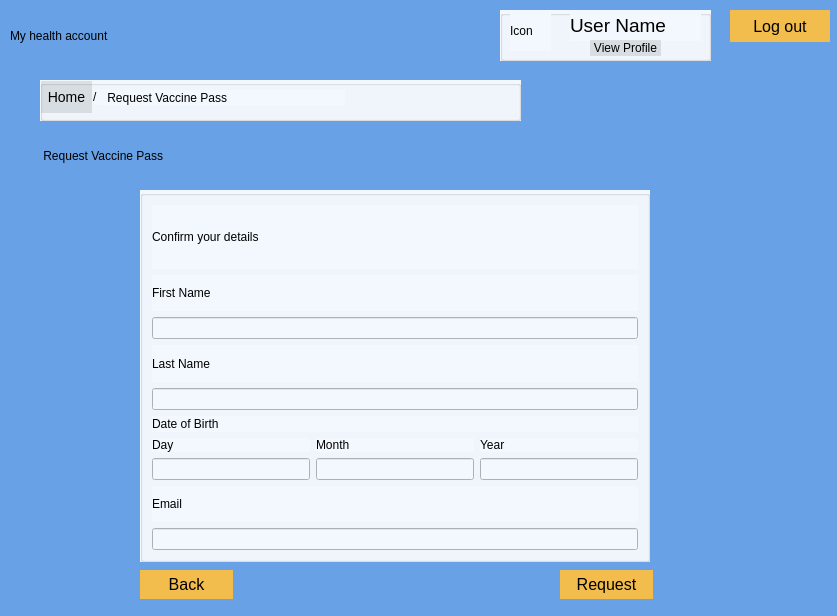
Above: userrequestvaccinepass.ui from Darijan444/COV-19-Desktop_App before the change. Below: the same form after it.
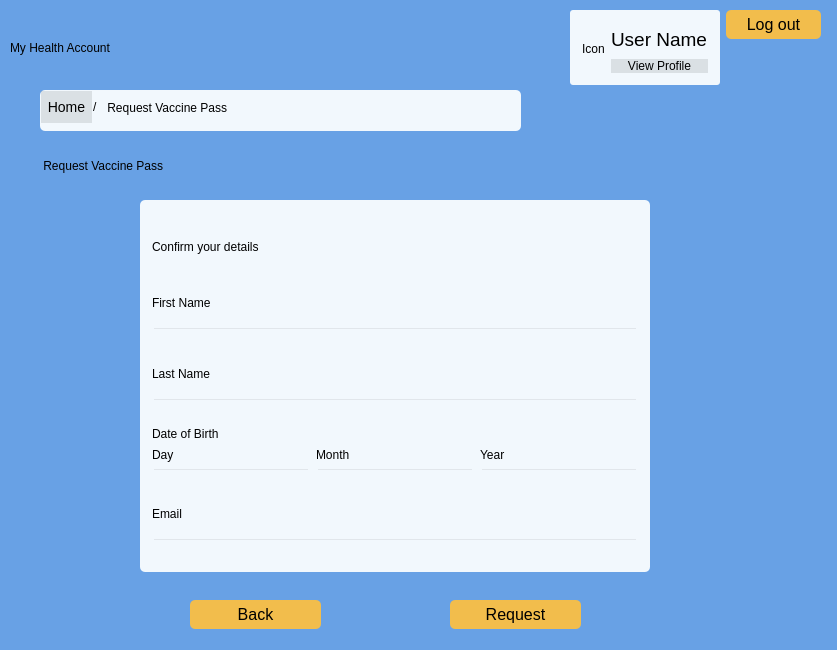
That is the form after the change.

What changed in the file:
```diff
--- a/userrequestvaccinepass.ui
+++ b/userrequestvaccinepass.ui
@@ -7,7 +7,7 @@
     <x>0</x>
     <y>0</y>
     <width>837</width>
-    <height>616</height>
+    <height>650</height>
    </rect>
   </property>
   <property name="windowTitle">
@@ -16,53 +16,20 @@
   <property name="styleSheet">
    <string notr="true">background-color: rgb(104, 161, 229);</string>
   </property>
-  <widget class="QPushButton" name="pushButtonLogout">
-   <property name="geometry">
-    <rect>
-     <x>730</x>
-     <y>10</y>
-     <width>100</width>
-     <height>32</height>
-    </rect>
-   </property>
-   <property name="styleSheet">
-    <string notr="true">QPushButton {
-
-    background-color: rgb(242, 189, 76); 
-
-    border: none; 
-
-    color: rgb(0, 0, 0); 
-
-    font: 16px;
-
-} 
-
-QPushButton:hover { 
-
-    background-color: rgb(245, 149, 66); 
-
-    border: none; 
-
-    color: rgb(0, 43, 255); 
-
-}</string>
-   </property>
-   <property name="text">
-    <string>Log out</string>
-   </property>
-  </widget>
   <widget class="QGroupBox" name="groupBox_2">
    <property name="geometry">
     <rect>
      <x>40</x>
-     <y>80</y>
+     <y>90</y>
      <width>481</width>
      <height>41</height>
     </rect>
    </property>
    <property name="styleSheet">
-    <string notr="true">background-color: rgb(242, 248, 253)</string>
+    <string notr="true">QGroupBox { 
+     border-radius: 5px; 
+	background-color: rgb(242, 248, 253);
+ } </string>
    </property>
    <property name="title">
     <string/>
@@ -76,6 +43,9 @@
       <height>16</height>
      </rect>
     </property>
+    <property name="styleSheet">
+     <string notr="true">background-color: rgb(242, 248, 253,0)</string>
+    </property>
     <property name="text">
      <string>/</string>
     </property>
@@ -90,7 +60,7 @@
      </rect>
     </property>
     <property name="styleSheet">
-     <string notr="true">background-color: rgb(242, 248, 253)</string>
+     <string notr="true">background-color: rgb(242, 248, 253, 0)</string>
     </property>
     <property name="text">
      <string> Request Vaccine Pass</string>
@@ -128,7 +98,7 @@
    <property name="geometry">
     <rect>
      <x>40</x>
-     <y>140</y>
+     <y>150</y>
      <width>341</width>
      <height>31</height>
     </rect>
@@ -141,118 +111,20 @@
     <string> Request Vaccine Pass</string>
    </property>
   </widget>
-  <widget class="QLabel" name="label_6">
-   <property name="geometry">
-    <rect>
-     <x>10</x>
-     <y>10</y>
-     <width>331</width>
-     <height>51</height>
-    </rect>
-   </property>
-   <property name="styleSheet">
-    <string notr="true">font: 24pt &quot;.AppleSystemUIFont&quot;;
-background-color: rgb(104, 161, 229);</string>
-   </property>
-   <property name="text">
-    <string>My health account </string>
-   </property>
-  </widget>
-  <widget class="QGroupBox" name="groupBox_6">
-   <property name="geometry">
-    <rect>
-     <x>500</x>
-     <y>10</y>
-     <width>211</width>
-     <height>51</height>
-    </rect>
-   </property>
-   <property name="styleSheet">
-    <string notr="true">background-color: rgb(242, 248, 253)</string>
-   </property>
-   <property name="title">
-    <string/>
-   </property>
-   <widget class="QLabel" name="labelUserName">
-    <property name="geometry">
-     <rect>
-      <x>70</x>
-      <y>0</y>
-      <width>131</width>
-      <height>31</height>
-     </rect>
-    </property>
-    <property name="font">
-     <font>
-      <family>.AppleSystemUIFont</family>
-      <pointsize>14</pointsize>
-      <italic>false</italic>
-      <bold>false</bold>
-     </font>
-    </property>
-    <property name="styleSheet">
-     <string notr="true">font: 14pt &quot;.AppleSystemUIFont&quot;;
-background-color: rgb(242, 248, 253)</string>
-    </property>
-    <property name="text">
-     <string>User Name</string>
-    </property>
-   </widget>
-   <widget class="QLabel" name="labelIconUser">
-    <property name="geometry">
-     <rect>
-      <x>10</x>
-      <y>0</y>
-      <width>41</width>
-      <height>41</height>
-     </rect>
-    </property>
-    <property name="styleSheet">
-     <string notr="true">background-color: rgb(242, 248, 253)</string>
-    </property>
-    <property name="text">
-     <string>Icon</string>
-    </property>
-   </widget>
-   <widget class="QPushButton" name="pushButtonViewProfile">
-    <property name="geometry">
-     <rect>
-      <x>90</x>
-      <y>30</y>
-      <width>71</width>
-      <height>16</height>
-     </rect>
-    </property>
-    <property name="styleSheet">
-     <string notr="true">QPushButton {
-	background-color: rgb(0, 0, 0,0.1); 
-	border: none; 
-	color: rgb(0, 0, 0); 
-	font: 12px;
-} 
-
-QPushButton:hover { 
-	background-color: rgb(0, 0, 0, 0.1); 
-	border: none; 
-	color: rgb(0, 43, 255); 
-}</string>
-    </property>
-    <property name="text">
-     <string>View Profile</string>
-    </property>
-   </widget>
-  </widget>
   <widget class="QGroupBox" name="groupBox">
    <property name="geometry">
     <rect>
      <x>140</x>
-     <y>190</y>
+     <y>200</y>
      <width>510</width>
      <height>372</height>
     </rect>
    </property>
    <property name="styleSheet">
-    <string notr="true">background-color: rgb(242, 248, 253)</string>
+    <string notr="true">QGroupBox { 
+     border-radius: 5px; 
+	background-color: rgb(242, 248, 253);
+ } </string>
    </property>
    <property name="title">
     <string/>
@@ -263,7 +135,7 @@
       <item>
        <widget class="QLabel" name="label_2">
         <property name="styleSheet">
-         <string notr="true">background-color: rgb(242, 248, 253)</string>
+         <string notr="true">background-color: rgb(242, 248, 253, 0)</string>
         </property>
         <property name="text">
          <string>First Name</string>
@@ -273,7 +145,7 @@
       <item>
        <widget class="QLineEdit" name="lineEditFirstName">
         <property name="styleSheet">
-         <string notr="true">background-color: rgb(242, 248, 253)</string>
+         <string notr="true">background-color: rgb(242, 248, 253, 0)</string>
         </property>
        </widget>
       </item>
@@ -283,7 +155,7 @@
      <widget class="QLabel" name="label">
       <property name="styleSheet">
        <string notr="true">font: 16pt &quot;.AppleSystemUIFont&quot;;
-background-color: rgb(242, 248, 253)</string>
+background-color: rgb(242, 248, 253, 0)</string>
       </property>
       <property name="text">
        <string>Confirm your details</string>
@@ -295,7 +167,7 @@
       <item>
        <widget class="QLabel" name="label_12">
         <property name="styleSheet">
-         <string notr="true">background-color: rgb(242, 248, 253)</string>
+         <string notr="true">background-color: rgb(242, 248, 253, 0)</string>
         </property>
         <property name="text">
          <string>Email</string>
@@ -305,7 +177,7 @@
       <item>
        <widget class="QLineEdit" name="lineEditEmail">
         <property name="styleSheet">
-         <string notr="true">background-color: rgb(242, 248, 253)</string>
+         <string notr="true">background-color: rgb(242, 248, 253, 0)</string>
         </property>
        </widget>
       </item>
@@ -316,7 +188,7 @@
       <item>
        <widget class="QLabel" name="label_3">
         <property name="styleSheet">
-         <string notr="true">background-color: rgb(242, 248, 253)</string>
+         <string notr="true">background-color: rgb(242, 248, 253, 0)</string>
         </property>
         <property name="text">
          <string>Last Name</string>
@@ -326,7 +198,7 @@
       <item>
        <widget class="QLineEdit" name="lineEditLastName">
         <property name="styleSheet">
-         <string notr="true">background-color: rgb(242, 248, 253)</string>
+         <string notr="true">background-color: rgb(242, 248, 253, 0)</string>
         </property>
        </widget>
       </item>
@@ -337,7 +209,7 @@
       <item>
        <widget class="QLabel" name="label_4">
         <property name="styleSheet">
-         <string notr="true">background-color: rgb(242, 248, 253)</string>
+         <string notr="true">background-color: rgb(242, 248, 253, 0)</string>
         </property>
         <property name="text">
          <string>Date of Birth</string>
@@ -351,7 +223,7 @@
           <item>
            <widget class="QLabel" name="label_5">
             <property name="styleSheet">
-             <string notr="true">background-color: rgb(242, 248, 253)</string>
+             <string notr="true">background-color: rgb(242, 248, 253, 0)</string>
             </property>
             <property name="text">
              <string>Day</string>
@@ -361,7 +233,7 @@
           <item>
            <widget class="QLineEdit" name="lineEditDay">
             <property name="styleSheet">
-             <string notr="true">background-color: rgb(242, 248, 253)</string>
+             <string notr="true">background-color: rgb(242, 248, 253, 0)</string>
             </property>
            </widget>
           </item>
@@ -372,7 +244,7 @@
           <item>
            <widget class="QLabel" name="label_8">
             <property name="styleSheet">
-             <string notr="true">background-color: rgb(242, 248, 253)</string>
+             <string notr="true">background-color: rgb(242, 248, 253, 0)</string>
             </property>
             <property name="text">
              <string>Month</string>
@@ -382,7 +254,7 @@
           <item>
            <widget class="QLineEdit" name="lineEditMonth">
             <property name="styleSheet">
-             <string notr="true">background-color: rgb(242, 248, 253)</string>
+             <string notr="true">background-color: rgb(242, 248, 253, 0)</string>
             </property>
            </widget>
           </item>
@@ -393,7 +265,7 @@
           <item>
            <widget class="QLabel" name="label_11">
             <property name="styleSheet">
-             <string notr="true">background-color: rgb(242, 248, 253)</string>
+             <string notr="true">background-color: rgb(242, 248, 253, 0)</string>
             </property>
             <property name="text">
              <string>Year</string>
@@ -403,7 +275,7 @@
           <item>
            <widget class="QLineEdit" name="lineEditYear">
             <property name="styleSheet">
-             <string notr="true">background-color: rgb(242, 248, 253)</string>
+             <string notr="true">background-color: rgb(242, 248, 253, 0)</string>
             </property>
            </widget>
           </item>
@@ -418,23 +290,19 @@
   <widget class="QPushButton" name="pushButtonRequest">
    <property name="geometry">
     <rect>
-     <x>560</x>
-     <y>570</y>
-     <width>93</width>
+     <x>450</x>
+     <y>600</y>
+     <width>131</width>
      <height>29</height>
     </rect>
    </property>
    <property name="styleSheet">
     <string notr="true">QPushButton {
-
     background-color: rgb(242, 189, 76); 
-
-    border: none; 
-
+    border: none;
+     border-radius: 5px; 
     color: rgb(0, 0, 0); 
-
     font: 16px;
-
 } 
 
 QPushButton:hover { 
@@ -454,23 +322,19 @@
   <widget class="QPushButton" name="pushButtonBack">
    <property name="geometry">
     <rect>
-     <x>140</x>
-     <y>570</y>
-     <width>93</width>
+     <x>190</x>
+     <y>600</y>
+     <width>131</width>
      <height>29</height>
     </rect>
    </property>
    <property name="styleSheet">
     <string notr="true">QPushButton {
-
     background-color: rgb(242, 189, 76); 
-
-    border: none; 
-
+    border: none;
+     border-radius: 5px; 
     color: rgb(0, 0, 0); 
-
     font: 16px;
-
 } 
 
 QPushButton:hover { 
@@ -487,6 +351,155 @@
     <string>Back</string>
    </property>
   </widget>
+  <widget class="QWidget" name="layoutWidget_2">
+   <property name="geometry">
+    <rect>
+     <x>10</x>
+     <y>10</y>
+     <width>811</width>
+     <height>75</height>
+    </rect>
+   </property>
+   <layout class="QHBoxLayout" name="horizontalLayout_2">
+    <item>
+     <widget class="QLabel" name="label_6">
+      <property name="styleSheet">
+       <string notr="true">font: 30pt &quot;.AppleSystemUIFont&quot;;
+background-color: rgb(104, 161, 229);</string>
+      </property>
+      <property name="text">
+       <string>My Health Account </string>
+      </property>
+     </widget>
+    </item>
+    <item>
+     <spacer name="horizontalSpacer">
+      <property name="orientation">
+       <enum>Qt::Horizontal</enum>
+      </property>
+      <property name="sizeHint" stdset="0">
+       <size>
+        <width>368</width>
+        <height>20</height>
+       </size>
+      </property>
+     </spacer>
+    </item>
+    <item>
+     <widget class="QGroupBox" name="groupBox_6">
+      <property name="styleSheet">
+       <string notr="true">QGroupBox { 
+     border-radius: 3px; 
+	background-color: rgb(242, 248, 253);
+ } </string>
+      </property>
+      <property name="title">
+       <string/>
+      </property>
+      <layout class="QGridLayout" name="gridLayout_2">
+       <item row="0" column="0">
+        <widget class="QLabel" name="labelIconUser">
+         <property name="styleSheet">
+          <string notr="true">background-color: rgb(242, 248, 253,0)</string>
+         </property>
+         <property name="text">
+          <string>Icon</string>
+         </property>
+        </widget>
+       </item>
+       <item row="0" column="1">
+        <layout class="QVBoxLayout" name="verticalLayout_8">
+         <item>
+          <widget class="QLabel" name="labelUserName">
+           <property name="font">
+            <font>
+             <family>.AppleSystemUIFont</family>
+             <pointsize>14</pointsize>
+             <italic>false</italic>
+             <bold>false</bold>
+            </font>
+           </property>
+           <property name="styleSheet">
+            <string notr="true">font: 14pt &quot;.AppleSystemUIFont&quot;;
+background-color: rgb(242, 248, 253,0)</string>
+           </property>
+           <property name="text">
+            <string>User Name</string>
+           </property>
+          </widget>
+         </item>
+         <item>
+          <widget class="QPushButton" name="pushButtonViewProfile">
+           <property name="layoutDirection">
+            <enum>Qt::LeftToRight</enum>
+           </property>
+           <property name="styleSheet">
+            <string notr="true">QPushButton {
+	background-color: rgb(0, 0, 0,0.1); 
+	border: none; 
+	color: rgb(0, 0, 0); 
+	font: 12px;
+} 
+
+QPushButton:hover { 
+	background-color: rgb(0, 0, 0, 0.1); 
+	border: none; 
+	color: rgb(0, 43, 255); 
+}</string>
+           </property>
+           <property name="text">
+            <string>View Profile</string>
+           </property>
+          </widget>
+         </item>
+        </layout>
+       </item>
+      </layout>
+     </widget>
+    </item>
+    <item>
+     <layout class="QVBoxLayout" name="verticalLayout_9">
+      <item>
+       <widget class="QPushButton" name="pushButtonLogout">
+        <property name="styleSheet">
+         <string notr="true">QPushButton {
+    background-color: rgb(242, 189, 76); 
+    border: none;
+     border-radius: 5px; 
+    color: rgb(0, 0, 0); 
+    font: 16px;
+	padding: 5 20px;
+} 
+
+QPushButton:hover { 
+    background-color: rgb(245, 149, 66); 
+    border: none; 
+    border-radius: 5px; 
+    color: rgb(0, 43, 255); 
+}</string>
+        </property>
+        <property name="text">
+         <string>Log out</string>
+        </property>
+       </widget>
+      </item>
+      <item>
+       <spacer name="verticalSpacer">
+        <property name="orientation">
+         <enum>Qt::Vertical</enum>
+        </property>
+        <property name="sizeHint" stdset="0">
+         <size>
+          <width>20</width>
+          <height>28</height>
+         </size>
+        </property>
+       </spacer>
+      </item>
+     </layout>
+    </item>
+   </layout>
+  </widget>
  </widget>
  <resources/>
  <connections/>
```
Left out of the diff: 12 changed lines with no effect on the pictures.
